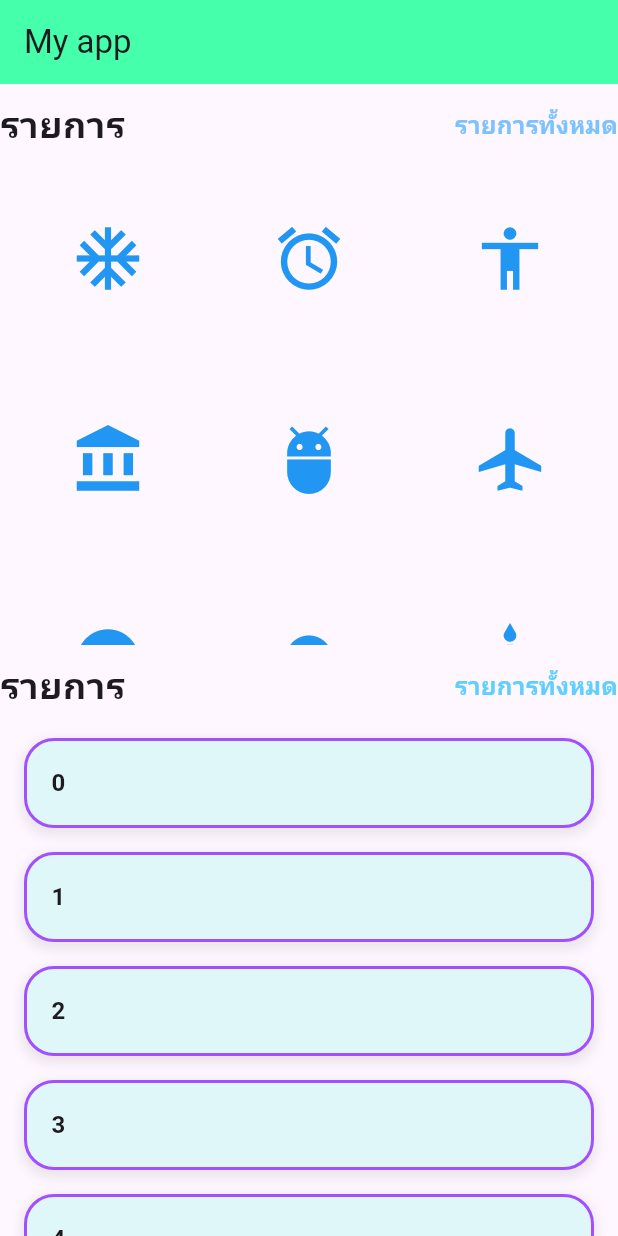
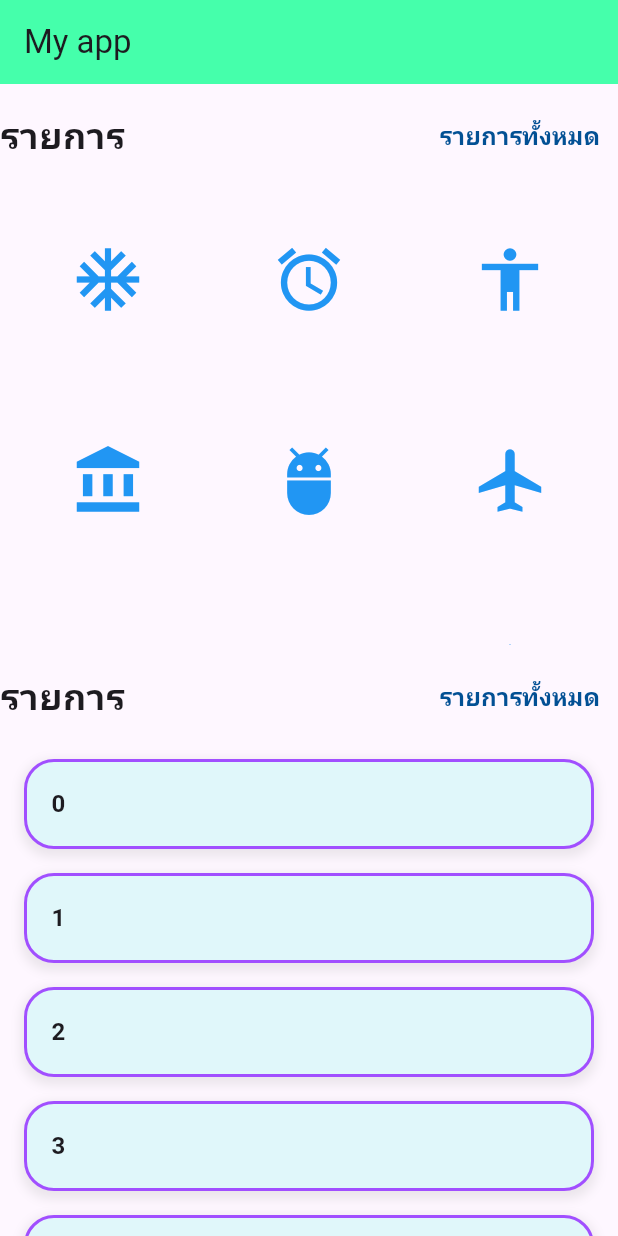
Before and after one commit to deaww77/flutter_studyMix_layout, a Flutter app: the screen it shows after launch, on a phone screen of 412 x 824 dp. Run offline on Flutter 3.47's test engine with Material 3 defaults, Android fonts, the phone set to English and light mode, and no system bars; our stand-ins replace get.

```diff
--- a/lib/main.dart
+++ b/lib/main.dart
@@ -1,4 +1,7 @@
 import 'package:flutter/material.dart';
+import 'package:flutter_mix/gallery.dart';
+import 'package:get/get.dart';
+import 'package:flutter_mix/listscreen.dart';
 
 void main() {
   runApp(const MainApp());
@@ -22,7 +25,7 @@ class MainApp extends StatelessWidget {
       Icons.dashboard,
     ];
 
-    return MaterialApp(
+    return GetMaterialApp(
       debugShowCheckedModeBanner: false,
       home: Scaffold(
         appBar: AppBar(
@@ -39,12 +42,18 @@ class MainApp extends StatelessWidget {
                   'รายการ',
                   style: TextStyle(fontSize: 24, fontWeight: FontWeight.bold),
                 ),
-                Text(
+                TextButton(
+                  onPressed: () {
+                    Get.to(() => const Gallery());
+                    print("clicke to gallery");
+                  },
+                  child: Text(
                     'รายการทั้งหมด',
                     style: TextStyle(
                       fontSize: 16,
                       fontWeight: FontWeight.bold,
-                    color: const Color.fromRGBO(124, 194, 255, 1),
+                      color: const Color.fromARGB(255, 2, 80, 148),
+                    ),
                   ),
                 ),
               ],
@@ -81,12 +90,18 @@ class MainApp extends StatelessWidget {
                   'รายการ',
                   style: TextStyle(fontSize: 24, fontWeight: FontWeight.bold),
                 ),
-                Text(
+                TextButton(
+                  onPressed: () {
+                    Get.to(() => const ListSreenPage());
+                    print("clicke to list all");
+                  },
+                  child: Text(
                     'รายการทั้งหมด',
                     style: TextStyle(
                       fontSize: 16,
                       fontWeight: FontWeight.bold,
-                    color: const Color.fromARGB(255, 96, 207, 255),
+                      color: const Color.fromARGB(255, 2, 80, 148),
+                    ),
                   ),
                 ),
               ],
--- a/pubspec.yaml
+++ b/pubspec.yaml
@@ -9,6 +9,7 @@ environment:
 dependencies:
   flutter:
     sdk: flutter
+  get: ^4.7.2
 
 dev_dependencies:
   flutter_test:
```
Also changed, not shown: lib/gallery.dart (added, +50 -0 lines), lib/listscreen.dart (added, +53 -0 lines), pubspec.lock. Lines whose indentation alone changed are shown as unchanged.
